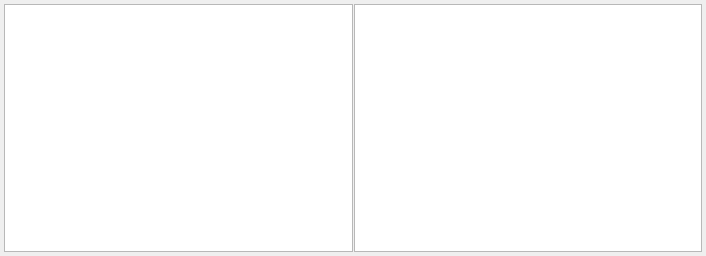
Above: src/libs/adwidgets/peakmethodform.ui from qtplatz/qtplatz before the change. Below: the same form after it.
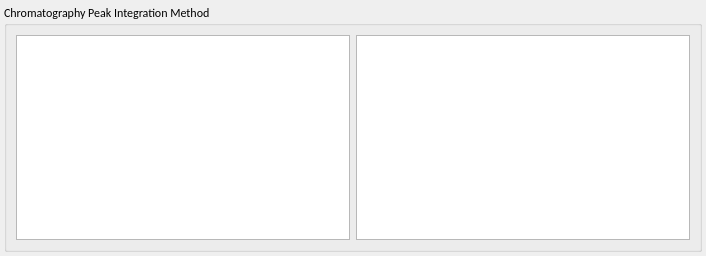
That is the form after the change.

Diff of the .ui file:
```diff
--- a/src/libs/adwidgets/peakmethodform.ui
+++ b/src/libs/adwidgets/peakmethodform.ui
@@ -38,30 +38,23 @@
     <number>4</number>
    </property>
    <item>
-    <layout class="QHBoxLayout" name="horizontalLayout">
-     <property name="spacing">
-      <number>1</number>
+    <widget class="QGroupBox" name="groupBox">
+     <property name="title">
+      <string>Chromatography Peak Integration Method</string>
      </property>
+     <layout class="QHBoxLayout" name="horizontalLayout_4">
+      <item>
+       <layout class="QHBoxLayout" name="horizontalLayout_3">
      <item>
       <widget class="QTreeView" name="treeView"/>
      </item>
      <item>
-      <widget class="QTableView" name="timeEvents">
-       <property name="sizePolicy">
-        <sizepolicy hsizetype="Expanding" vsizetype="Expanding">
-         <horstretch>0</horstretch>
-         <verstretch>0</verstretch>
-        </sizepolicy>
-       </property>
-       <property name="font">
-        <font>
-         <family>Calibri</family>
-         <pointsize>9</pointsize>
-        </font>
-       </property>
-      </widget>
-     </item>
-    </layout>
+         <widget class="QTableView" name="timeEvents"/>
+        </item>
+       </layout>
+      </item>
+     </layout>
+    </widget>
    </item>
   </layout>
  </widget>
```
Lines whose indentation alone changed are shown as unchanged.
